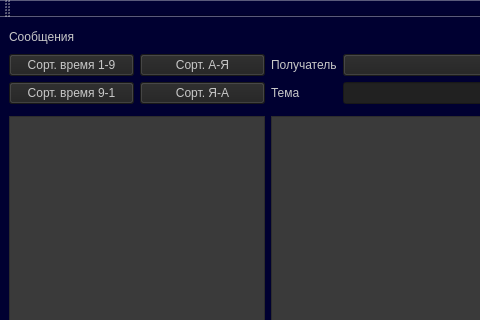
Above: GUI/mainwindow.ui from CamperGit/SummerPracticeCPP before the change; both pictures show x 0 to 480 and y 0 to 320 of the 1090 by 530 pixel window. Below: the same form after it.
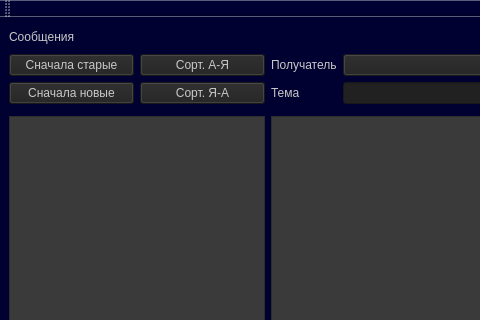
That is the form after the change.

Commit message: renamed buttons

What changed in the file:
```diff
--- a/GUI/mainwindow.ui
+++ b/GUI/mainwindow.ui
@@ -131,7 +131,7 @@
 background-color: rgb(33, 33, 33);</string>
       </property>
       <property name="text">
-       <string>Сорт. время 1-9</string>
+       <string>Сначала старые</string>
       </property>
      </widget>
     </item>
@@ -167,7 +167,7 @@
 background-color: rgb(33, 33, 33);</string>
       </property>
       <property name="text">
-       <string>Сорт. время 9-1</string>
+       <string>Сначала новые</string>
       </property>
      </widget>
     </item>
```
The commit also changes 1 other file.
